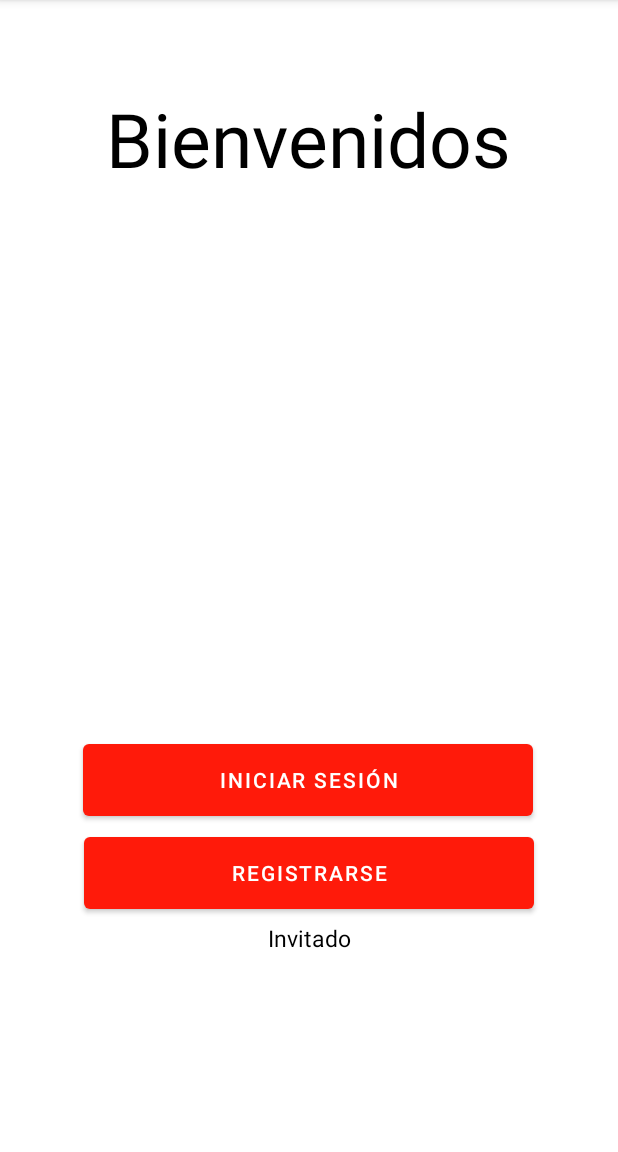
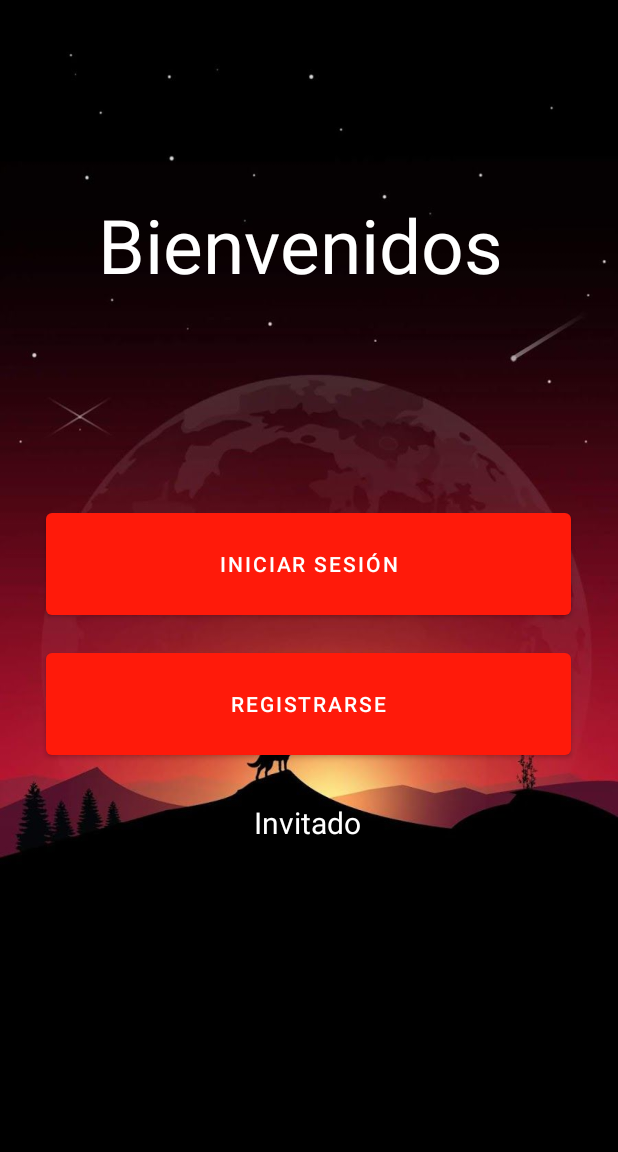
Before and after one commit to Dan137s/Ecos, an Android app: the screen it shows after launch (MainActivityInicio), on a phone screen of 412 x 824 dp, the part 84-1236 px from its top. Run offline under Robolectric (Android 15) with nearby library versions, the phone set to English and light mode, and no system bars; libraries missing offline, so code that uses them is left out: com.muddzdev.styleabletoast.

Commit message:
V.1.25 logueando + grabadora

```diff
--- a/app/src/main/res/layout/activity_main_admin.xml
+++ b/app/src/main/res/layout/activity_main_admin.xml
@@ -6,16 +6,17 @@
     android:layout_height="match_parent"
     android:orientation="vertical"
     tools:context=".MainActivityAdmin">
+
     <androidx.cardview.widget.CardView
         android:layout_width="match_parent"
         android:layout_height="match_parent"
+        android:layout_gravity="center"
         android:layout_marginLeft="30dp"
         android:layout_marginRight="30dp"
         android:layout_marginBottom="20dp"
-        android:layout_gravity="center"
         android:fadingEdge="horizontal|vertical"
-        app:cardElevation="1dp"
-        app:cardCornerRadius="1dp">
+        app:cardCornerRadius="1dp"
+        app:cardElevation="1dp">
 
         <LinearLayout
             android:layout_width="match_parent"
--- a/app/src/main/res/layout/activity_main_inicio.xml
+++ b/app/src/main/res/layout/activity_main_inicio.xml
@@ -4,64 +4,67 @@
     xmlns:tools="http://schemas.android.com/tools"
     android:layout_width="match_parent"
     android:layout_height="match_parent"
+    android:background="@drawable/wallp5"
     tools:context=".MainActivityInicio">
+
     <TextView
         android:id="@+id/textView"
-        android:layout_width="398dp"
-        android:layout_height="75dp"
+        android:layout_width="wrap_content"
+        android:layout_height="wrap_content"
         android:text="Bienvenidos"
         android:textAlignment="center"
+        android:textColor="#ffff"
         android:textSize="50dp"
-        android:textColor="#000000"
         app:layout_constraintBottom_toBottomOf="parent"
         app:layout_constraintEnd_toEndOf="parent"
         app:layout_constraintHorizontal_bias="0.461"
         app:layout_constraintStart_toStartOf="parent"
         app:layout_constraintTop_toTopOf="parent"
-        app:layout_constraintVertical_bias="0.085" />
+        app:layout_constraintVertical_bias="0.185" />
 
     <Button
         android:id="@+id/btnIngresar"
-        android:layout_width="300dp"
-        android:layout_height="60dp"
-        android:layout_marginTop="300dp"
+        android:layout_width="350dp"
+        android:layout_height="80dp"
+        android:onClick="ingresar"
         android:text="Iniciar Sesión"
-        android:onClick="ingresar"
         app:layout_constraintBottom_toTopOf="@+id/btnRegistrarse"
         app:layout_constraintEnd_toEndOf="parent"
         app:layout_constraintHorizontal_bias="0.495"
         app:layout_constraintStart_toStartOf="parent"
-        app:layout_constraintTop_toBottomOf="@+id/textView"
-        app:layout_constraintVertical_bias="0.97" />
-
-    <Button
-        android:id="@+id/btnRegistrarse"
-        android:layout_width="300dp"
-        android:layout_height="60dp"
-        android:layout_marginBottom="156dp"
-        android:text="Registrarse"
-        android:onClick="registrar"
-        app:layout_constraintBottom_toBottomOf="parent"
-        app:layout_constraintEnd_toEndOf="parent"
-        app:layout_constraintStart_toStartOf="parent" />
+        app:layout_constraintTop_toTopOf="parent"
+        app:layout_constraintVertical_bias="0.961" />
 
     <TextView
         android:id="@+id/txtInvitado"
         android:layout_width="wrap_content"
         android:layout_height="wrap_content"
         android:layout_marginBottom="96dp"
+        android:onClick="invitado"
         android:text="Invitado"
         android:textAlignment="center"
-        android:textColor="#000000"
-        android:onClick="invitado"
-
-        android:textSize="15dp"
+        android:textColor="#ffff"
+        android:textSize="20dp"
         app:layout_constraintBottom_toBottomOf="parent"
         app:layout_constraintEnd_toEndOf="parent"
+        app:layout_constraintHorizontal_bias="0.498"
         app:layout_constraintStart_toStartOf="parent"
         app:layout_constraintTop_toBottomOf="@+id/btnRegistrarse"
-        app:layout_constraintVertical_bias="0.068">
+        app:layout_constraintVertical_bias="0.186">
 
     </TextView>
 
+    <Button
+        android:id="@+id/btnRegistrarse"
+        android:layout_width="350dp"
+        android:layout_height="80dp"
+        android:onClick="registrar"
+        android:text="Registrarse"
+        app:layout_constraintBottom_toBottomOf="parent"
+        app:layout_constraintEnd_toEndOf="parent"
+        app:layout_constraintHorizontal_bias="0.495"
+        app:layout_constraintStart_toStartOf="parent"
+        app:layout_constraintTop_toTopOf="parent"
+        app:layout_constraintVertical_bias="0.624" />
+
 </androidx.constraintlayout.widget.ConstraintLayout>
```
Also changed, not shown: app/src/main/res/drawable/wallp4.jpg (added), app/src/main/res/drawable/wallp5.jpg (added).
